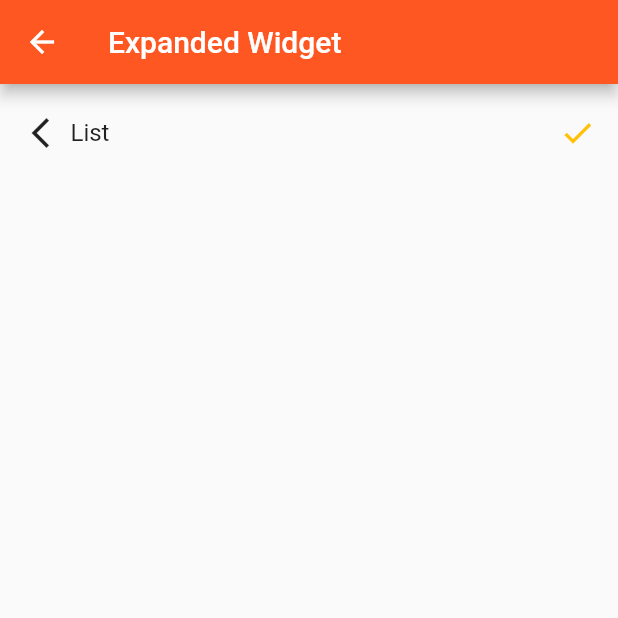
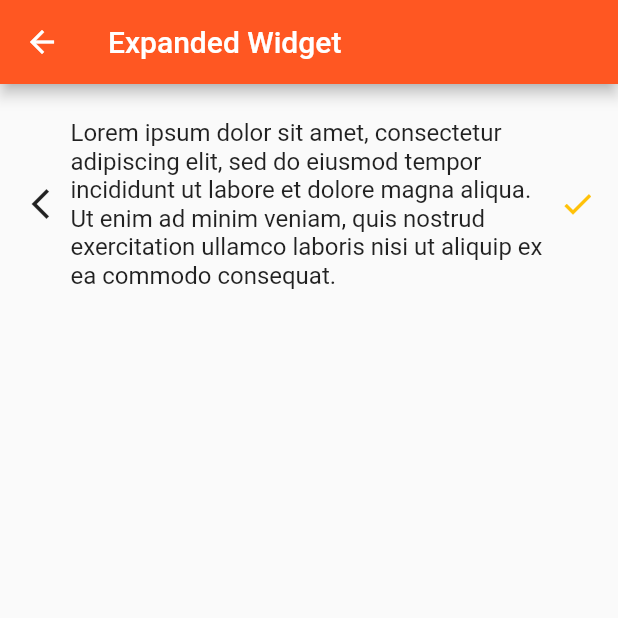
Before and after one commit to efrizalnf/flutter_widget, a Flutter app: the screen it shows after launch, on a phone screen of 412 x 824 dp, the top half of it. Run offline on Flutter 3.47's test engine with Material 2 defaults, Android fonts, the phone set to English and light mode, and no system bars; our stand-ins replace flutter_svg.

Commit message:
added some long text in expanded widget for makesure i'snt truncated

```diff
--- a/lib/tugas/basic-layout/expandedwidget.dart
+++ b/lib/tugas/basic-layout/expandedwidget.dart
@@ -9,16 +9,20 @@ class MyExpandedWidget extends StatelessWidget {
     return Scaffold(
       appBar: const CustomAppbar(titleValue: "Expanded Widget"),
       body: Container(
-        padding: EdgeInsets.all(15.0),
+        padding: const EdgeInsets.all(15.0),
         child: Column(
           children: [
             Row(
               children: const [
                 Icon(Icons.arrow_back_ios_new),
                 Expanded(
-                    child: Padding(
-                  padding: EdgeInsets.all(8.0),
-                  child: Text('List', style: TextStyle(fontSize: 16)),
+                    child: Center(
+                  child: Padding(
+                    padding: EdgeInsets.all(8.0),
+                    child: Text(
+                        "Lorem ipsum dolor sit amet, consectetur adipiscing elit, sed do eiusmod tempor incididunt ut labore et dolore magna aliqua. Ut enim ad minim veniam, quis nostrud exercitation ullamco laboris nisi ut aliquip ex ea commodo consequat.",
+                        style: TextStyle(fontSize: 16)),
+                  ),
                 )),
                 Icon(
                   Icons.check,
```
